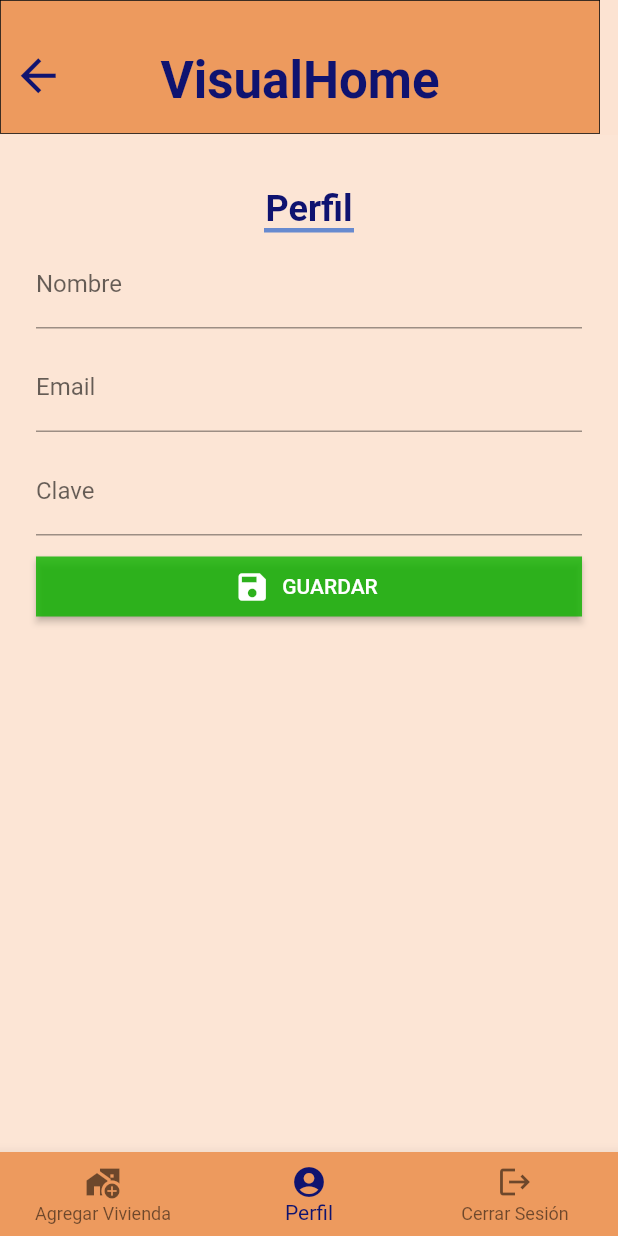
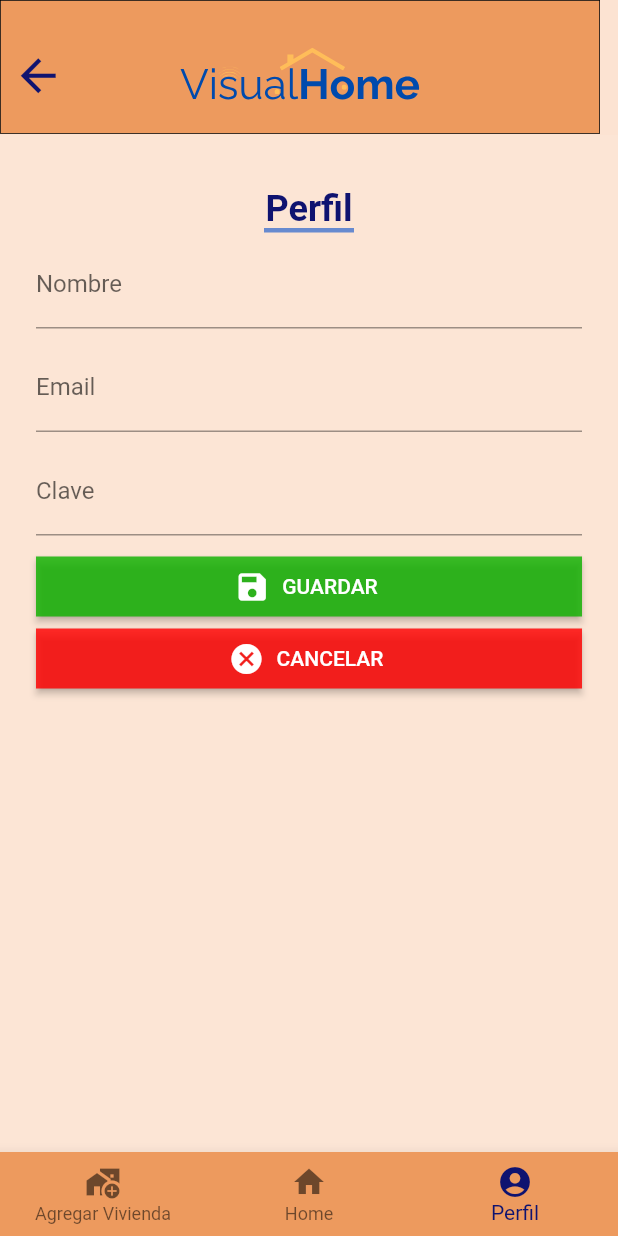
Before and after one commit to Rubenamesaf/VisualHome, a Flutter app: the AdminPerfilView screen opened directly with empty values, on a phone screen of 412 x 824 dp. Run offline on Flutter 3.47's test engine with Material 2 defaults, Android fonts, the light colour scheme and no system bars; our stand-ins replace awesome_dialog, curved_navigation_bar, firebase_auth, firebase_core, firebase_database, firebase_messaging and 4 more; accounts and stored records are empty; Roboto replaces fonts that are missing (Inria Sans, Outfit); project files that could hold a hidden picture were left out.

Commit message:
Cambios monitoreo y ediciones

```diff
--- a/lib/view/adminPerfil.view.dart
+++ b/lib/view/adminPerfil.view.dart
@@ -161,6 +161,50 @@
     );
   }
 
+  Widget _crearBotonDescartar() {
+    return ElevatedButton.icon(
+      style: ElevatedButton.styleFrom(
+        minimumSize: const Size.fromHeight(40), //
+        shape: RoundedRectangleBorder(
+          borderRadius: BorderRadius.circular(0.0),
+        ),
+        backgroundColor: Color.fromARGB(209, 255, 0, 0),
+        foregroundColor: Color.fromARGB(255, 255, 255, 255),
+      ),
+      onPressed: () {
+        // Muestra un cuadro de diálogo de confirmación
+        showDialog(
+          context: context,
+          builder: (BuildContext context) {
+            return AlertDialog(
+              title: Text('Confirmar cancelacion'),
+              content: Text(
+                  '¿Seguro que deseas cancelar la creación de esta vivienda?'),
+              actions: [
+                ElevatedButton(
+                  onPressed: () {
+                    Navigator.of(context).pop(); // Cierra el cuadro de diálogo
+                    Navigator.of(context).pop(); // Regresa a la página anterior
+                  },
+                  child: Text('Sí'),
+                ),
+                ElevatedButton(
+                  onPressed: () {
+                    Navigator.of(context).pop(); // Cierra el cuadro de diálogo
+                    // Puedes agregar aquí cualquier acción adicional
+                  },
+                  child: Text('No'),
+                ),
+              ],
+            );
+          },
+        );
+      },
+      label: Text('CANCELAR'),
+      icon: Icon(Icons.cancel),
+    );
+  }
+
   void _guardarPerfilEnFirebase() async {
     var clienteName = nombreController.text;
     var correo = emailController.text;
@@ -221,7 +265,7 @@
       bottomNavigationBar: BottomNavigationBar(
         backgroundColor: HexColor('#ED9A5E'),
         selectedItemColor: const Color(0xFF0F1370),
-        currentIndex: 1,
+        currentIndex: 2,
         //  color: const Color.fromARGB(234,154,94),
         items: const [
           BottomNavigationBarItem(
@@ -229,12 +273,12 @@
             label: 'Agregar Vivienda',
           ),
           BottomNavigationBarItem(
+            icon: Icon(Icons.home),
+            label: 'Home',
+          ),
+          BottomNavigationBarItem(
             icon: Icon(Icons.account_circle_sharp),
             label: 'Perfil',
-          ),
-          BottomNavigationBarItem(
-            icon: Icon(Icons.logout),
-            label: 'Cerrar Sesión',
           ),
         ],
         onTap: (index) async {
@@ -247,14 +291,8 @@
               ),
             );
           }
-          if (index == 2) {
-            await _signOut(context);
+          if (index == 1) {
             Navigator.pop(context);
-            Navigator.of(context).push(
-              MaterialPageRoute(
-                builder: (context) => const SplashView(),
-              ),
-            );
           }
         },
       ),
@@ -293,7 +331,12 @@
             Padding(
               padding:
                   const EdgeInsets.symmetric(vertical: 5.0, horizontal: 24),
-              child: _crearBotonGuardar(),
+              child: Column(
+                children: [
+                  _crearBotonGuardar(),
+                  _crearBotonDescartar(),
+                ],
+              ),
             ),
           ],
         )),
--- a/lib/view/agregarVivienda.dart
+++ b/lib/view/agregarVivienda.dart
@@ -89,30 +89,25 @@
             label: 'Agregar Vivienda',
           ),
           BottomNavigationBarItem(
+            icon: Icon(Icons.home),
+            label: 'Home',
+          ),
+          BottomNavigationBarItem(
             icon: Icon(Icons.account_circle_sharp),
             label: 'Perfil',
-          ),
-          BottomNavigationBarItem(
-            icon: Icon(Icons.logout),
-            label: 'Cerrar Sesión',
           ),
         ],
         onTap: (index) async {
           if (index == 1) {
             Navigator.pop(context);
-            Navigator.of(context).push(
-              MaterialPageRoute(
-                builder: (context) =>
-                    AdminPerfilView(userEmail: widget.userEmail),
-              ),
-            );
           }
           if (index == 2) {
             await _signOut(context);
             Navigator.pop(context);
             Navigator.of(context).push(
               MaterialPageRoute(
-                builder: (context) => const SplashView(),
+                builder: (context) =>
+                    AdminPerfilView(userEmail: widget.userEmail),
               ),
             );
           }
--- a/lib/view/homeAdmin.view.dart
+++ b/lib/view/homeAdmin.view.dart
@@ -104,12 +104,12 @@
             label: 'Agregar Vivienda',
           ),
           BottomNavigationBarItem(
+            icon: Icon(Icons.home),
+            label: 'Home',
+          ),
+          BottomNavigationBarItem(
             icon: Icon(Icons.account_circle_sharp),
             label: 'Perfil',
-          ),
-          BottomNavigationBarItem(
-            icon: Icon(Icons.logout),
-            label: 'Cerrar Sesión',
           ),
         ],
         onTap: (index) async {
@@ -121,20 +121,13 @@
               ),
             );
           }
-          if (index == 1) {
+          if (index == 2) {
             Navigator.of(context).push(
               MaterialPageRoute(
                 builder: (context) =>
                     AdminPerfilView(userEmail: widget.userEmail),
               ),
             );
-          }
-          if (index == 2) {
-            setState(() {
-              viviendas.clear();
-            });
-            await _signOut(context);
-            Navigator.pop(context);
           }
         },
       ),
--- a/lib/view/widgets/admin_principal.dart
+++ b/lib/view/widgets/admin_principal.dart
@@ -99,23 +99,27 @@
                   ),
                 ),
               ),*/
-              const Positioned(
+              Positioned(
                 left: 100,
-                top: 50,
+                top: 21,
                 child: SizedBox(
                   width: 200,
                   height: 63,
-                  child: Text(
-                    'VisualHome',
-                    textAlign: TextAlign.center,
-                    style: TextStyle(
-                      color: Color(0xFF0F1370),
-                      fontSize: 34,
-                      fontFamily: 'Inria Sans',
-                      fontWeight: FontWeight.w700,
-                      height: 0.54,
-                    ),
+                  child: SvgPicture.asset(
+                    'assets/images/VisualHome.svg',
+                    fit: BoxFit.cover,
                   ),
+                  // child: Text(
+                  //   'VisualHome',
+                  //   textAlign: TextAlign.center,
+                  //   style: TextStyle(
+                  //     color: Color(0xFF0F1370),
+                  //     fontSize: 34,
+                  //     fontFamily: 'Inria Sans',
+                  //     fontWeight: FontWeight.w700,
+                  //     height: 0.54,
+                  //   ),
+                  // ),
                 ),
               ),
               // CIRCULO NARANJA DE ABAJO C. 2
--- a/lib/view/widgets/sistemaUsuario.dart
+++ b/lib/view/widgets/sistemaUsuario.dart
@@ -14,7 +14,7 @@
   Widget mostrarStatus() {
     return activo
         ? Container(
-            width: 100,
+            width: 75,
             decoration: BoxDecoration(
               color: Colors.green,
               borderRadius: BorderRadius.circular(16.0),
@@ -22,7 +22,7 @@
             padding: const EdgeInsets.all(8.0),
           )
         : Container(
-            width: 100,
+            width: 75,
             decoration: BoxDecoration(
               color: Colors.red,
               borderRadius: BorderRadius.circular(16.0),
@@ -45,7 +45,7 @@
           Text(
             nombreSistema,
             style: const TextStyle(
-              fontSize: 16,
+              fontSize: 8,
               color: Colors.white,
               fontWeight: FontWeight.bold,
             ),
```
Also changed, not shown: lib/view/editarVivienda.dart (+4 -4 lines), lib/view/usuario/homeUser.view.dart (+6 -6 lines).
